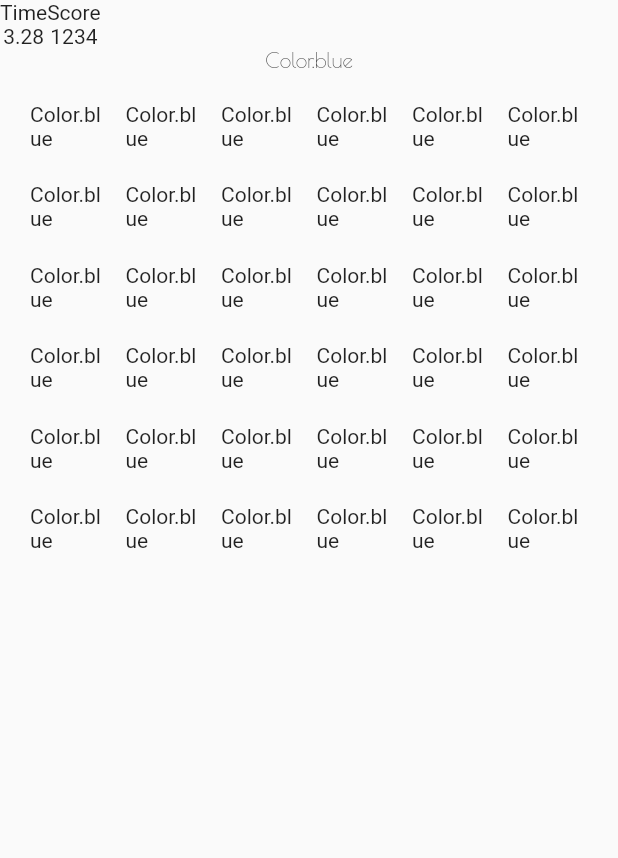
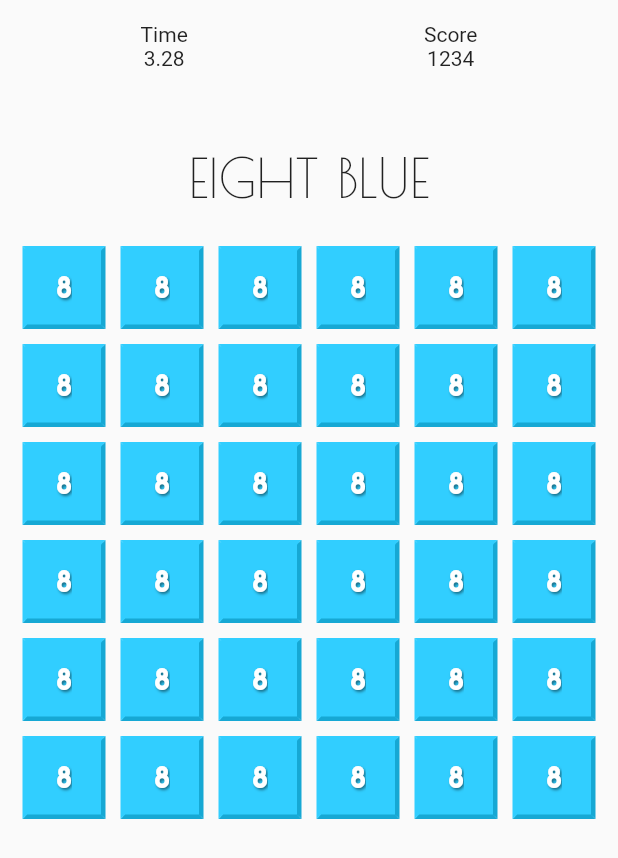
Before and after one commit to numcol/numcol, a Flutter app: the GameScreen screen opened by its route, on a phone screen of 412 x 824 dp. Shown: the top 858 px of the screen. Run offline on Flutter 3.47's test engine with Material 2 defaults, Android fonts, the phone set to English and light mode, and no system bars.

Commit message:
Adding some styles to game page

```diff
--- a/lib/main.dart
+++ b/lib/main.dart
@@ -1,4 +1,5 @@
 import 'package:flutter/material.dart';
+import 'package:flutter/services.dart';
 import 'package:flutter_localizations/flutter_localizations.dart';
 
 import 'application.dart';
@@ -30,6 +31,11 @@ class _NumcolState extends State<Numcol> {
 
   @override
   Widget build(BuildContext context) {
+    SystemChrome.setEnabledSystemUIOverlays([]);
+    SystemChrome.setPreferredOrientations([
+      DeviceOrientation.portraitUp,
+      DeviceOrientation.portraitDown,
+    ]);
     return MaterialApp(
       title: 'NumCol',
       //initialRoute: '/',
--- a/lib/maps.dart
+++ b/lib/maps.dart
@@ -1,6 +1,22 @@
 import 'package:numcolengine/numcolengine.dart';
 
+import 'styles.dart';
+
 var colors = {
+  Color.blue: ScreenColors.blue,
+  Color.red: ScreenColors.red,
+  Color.green: ScreenColors.green,
+  Color.yellow: ScreenColors.yellow,
+};
+
+var darkColors = {
+  Color.blue: ScreenColors.darkBlue,
+  Color.red: ScreenColors.darkRed,
+  Color.green: ScreenColors.darkGreen,
+  Color.yellow: ScreenColors.darkYellow,
+};
+
+var colorWords = {
   Color.blue: 'blue',
   Color.red: 'red',
   Color.green: 'green',
@@ -20,13 +36,13 @@ var numbers = {
 };
 
 var numberWords = {
-  Number.one: '1',
-  Number.two: '2',
-  Number.three: '3',
-  Number.four: '4',
-  Number.five: '5',
-  Number.six: '6',
-  Number.seven: '7',
-  Number.eight: '8',
-  Number.nine: '9',
+  Number.one: 'one',
+  Number.two: 'two',
+  Number.three: 'three',
+  Number.four: 'four',
+  Number.five: 'five',
+  Number.six: 'six',
+  Number.seven: 'seven',
+  Number.eight: 'eight',
+  Number.nine: 'nine',
 };
--- a/lib/screens/game/game.dart
+++ b/lib/screens/game/game.dart
@@ -13,12 +13,16 @@ class _GameScreenState extends State<GameScreen> {
   @override
   Widget build(BuildContext context) {
     return Scaffold(
-      body: Column(
+      body: SafeArea(
+        child: Container(
+          padding: const EdgeInsets.all(15.0),
+          child: Column(
             mainAxisAlignment: MainAxisAlignment.center,
             mainAxisSize: MainAxisSize.max,
             crossAxisAlignment: CrossAxisAlignment.center,
             children: <Widget>[
               Row(
+                mainAxisAlignment: MainAxisAlignment.spaceAround,
                 children: <Widget>[
                   RemainingWidget(),
                   ScoreWidget()
@@ -28,6 +32,8 @@ class _GameScreenState extends State<GameScreen> {
               Expanded(child: AnswersWidget(_game.answers)),
             ]
           )
+        )
+      )
     );
   }
 }
--- a/lib/screens/game/widgets/answer.dart
+++ b/lib/screens/game/widgets/answer.dart
@@ -1,5 +1,9 @@
+import 'dart:ui' as ui;
 import 'package:flutter/material.dart';
-import 'package:numcolengine/numcolengine.dart';
+import 'package:numcolengine/numcolengine.dart' hide Color;
+
+import '../../../strings.dart';
+import '../../../maps.dart';
 
 class AnswerWidget extends StatelessWidget {
   AnswerWidget(this._answer);
@@ -8,6 +12,53 @@ class AnswerWidget extends StatelessWidget {
 
   @override
   Widget build(BuildContext context) {
-    return Text(_answer.color.toString());
+    var text = numbers[_answer.number];
+    var style = TextStyle(
+      color: Colors.white,
+      fontSize: 18.0,
+      fontFamily: Fonts.lemonMilk
+    );
+    var color = colors[_answer.color];
+    var darkColor = darkColors[_answer.color];
+    var borderColor = new BorderSide(
+      color: color,
+      width: 3.0,
+    );
+    var borderDarkColor = new BorderSide(
+      color: darkColor,
+      width: 3.0,
+    );
+
+    return Container(
+      child: Center(
+        child: new ClipRect(
+          child: new Stack(
+            children: [
+              new Positioned(
+                top: 1.0,
+                left: 1.0,
+                child: Text(
+                  text,
+                  style: style.copyWith(color: Colors.black.withOpacity(0.5)),
+                ),
+              ),
+              new BackdropFilter(
+                filter: new ui.ImageFilter.blur(sigmaX: 1.0, sigmaY: 1.0),
+                child: new Text(text, style: style),
+              ),
+            ],
+          ),
+        ),
+      ),
+      decoration: BoxDecoration(
+        color: color,
+        border: new Border(
+          top: borderColor,
+          left: borderColor,
+          bottom: borderDarkColor,
+          right: borderDarkColor,
+        ),
+      ),
+    );
   }
 }
--- a/lib/screens/game/widgets/answers.dart
+++ b/lib/screens/game/widgets/answers.dart
@@ -15,7 +15,7 @@ class AnswersWidget extends StatelessWidget {
 
     return GridView.count(
       primary: false,
-      padding: const EdgeInsets.all(20.0),
+      mainAxisSpacing: 10.0,
       crossAxisSpacing: 10.0,
       crossAxisCount: 6,
       children: answers,
--- a/lib/screens/game/widgets/question.dart
+++ b/lib/screens/game/widgets/question.dart
@@ -1,5 +1,8 @@
 import 'package:flutter/material.dart';
 import 'package:numcolengine/numcolengine.dart';
+
+import '../../../translations.dart';
+import '../../../maps.dart';
 import '../../../strings.dart';
 
 class QuestionWidget extends StatelessWidget {
@@ -9,9 +12,19 @@ class QuestionWidget extends StatelessWidget {
 
   @override
   Widget build(BuildContext context) {
-    return Text(
-      _question.color.toString(),
-      style: TextStyle(fontFamily: Fonts.poiretone),
+    return Container(
+      padding: const EdgeInsets.only(top: 50.0, bottom: 25.0),
+      child: Text(
+        (
+          Translations.of(context).text(numberWords[_question.number]) +
+          ' ' +
+          Translations.of(context).text(colorWords[_question.color])
+        ).toUpperCase(),
+        style: TextStyle(
+          fontFamily: Fonts.poiretone,
+          fontSize: 36.0
+        ),
+      ),
     );
   }
 }
--- a/lib/screens/home/home.dart
+++ b/lib/screens/home/home.dart
@@ -7,12 +7,14 @@ class HomeScreen extends StatelessWidget {
   @override
   Widget build(BuildContext context) {
     return Scaffold(
-      body: Center(
-        child: RaisedButton(
-          onPressed: () {
-            Navigator.pushNamed(context, Routes.countdown);
-          },
-          child: Text(Translations.of(context).text('play')),
+      body: SafeArea(
+        child: Center(
+          child: RaisedButton(
+            onPressed: () {
+              Navigator.pushNamed(context, Routes.countdown);
+            },
+            child: Text(Translations.of(context).text('play')),
+          ),
         ),
       ),
     );
--- a/lib/strings.dart
+++ b/lib/strings.dart
@@ -1,5 +1,6 @@
 class Fonts {
   static const poiretone = 'Poiretone';
+  static const lemonMilk = 'LemonMilk';
 }
 
 class Locales {
--- /dev/null
+++ b/lib/styles.dart
@@ -0,0 +1,12 @@
+import 'package:flutter/material.dart';
+
+class ScreenColors {
+  static const red = const Color(0xffff4545);
+  static const darkRed = const Color(0xffda2727);
+  static const green = const Color(0xff83ec3a);
+  static const darkGreen = const Color(0xff61ce14);
+  static const yellow = const Color(0xffffef39);
+  static const darkYellow = const Color(0xffe6d413);
+  static const blue = const Color(0xff31ceff);
+  static const darkBlue = const Color(0xff16a8d4);
+}
--- a/lib/translations.dart
+++ b/lib/translations.dart
@@ -12,15 +12,13 @@ class Translations {
   }
 
   Locale locale;
-  static Map<dynamic, dynamic> _localizedValues;
+  static Map<dynamic, dynamic> _localizedValues = new Map<dynamic, dynamic>();
 
   static Translations of(BuildContext context){
     return Localizations.of<Translations>(context, Translations);
   }
 
-  String text(String key) {
-    return _localizedValues[key] ?? '** $key not found';
-  }
+  String text(String key) => _localizedValues != null && _localizedValues[key] != null ? _localizedValues[key] : '';
 
   static Future<Translations> load(Locale locale) async {
     Translations translations = new Translations(locale);
--- a/pubspec.yaml
+++ b/pubspec.yaml
@@ -25,6 +25,9 @@ flutter:
     - family: Poiretone
       fonts:
         - asset: fonts/poiretone.ttf
+    - family: LemonMilk
+      fonts:
+        - asset: fonts/LemonMilk.otf
 
   assets:
     - locale/i18n_en.json
```
Also changed, not shown: fonts/LemonMilk.otf (added). Lines whose indentation alone changed are shown as unchanged.
